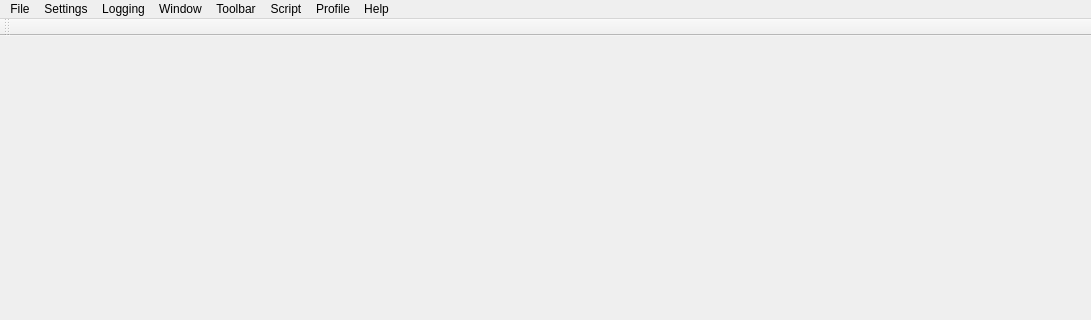
Qt form gui/mainwindow.ui (matoom/frostbite) before a commit; both pictures show x 0 to 1091 and y 0 to 320 of the 1091 by 554 pixel window.
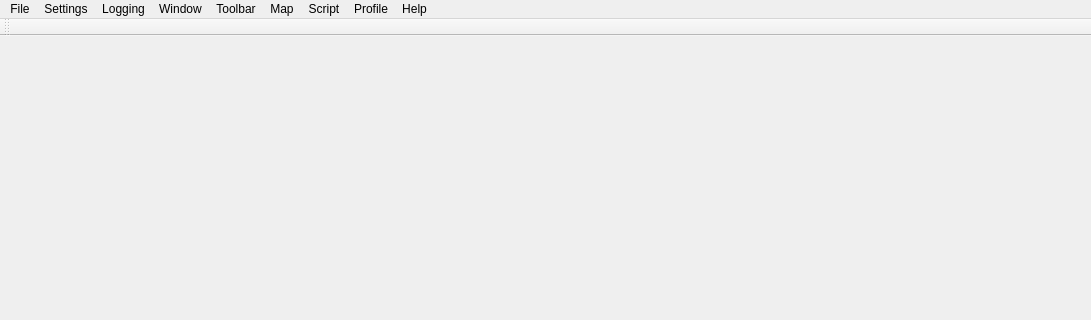
The same form after that commit. Icons and pictures are not drawn.

```diff
--- a/gui/mainwindow.ui
+++ b/gui/mainwindow.ui
@@ -253,11 +253,19 @@
     <addaction name="actionToolButtons"/>
     <addaction name="actionToolVitals"/>
    </widget>
+   <widget class="QMenu" name="menuMap">
+    <property name="title">
+     <string>Map</string>
+    </property>
+    <addaction name="actionMapReload"/>
+    <addaction name="actionMapShow"/>
+   </widget>
    <addaction name="menuFile"/>
    <addaction name="menuConfiguration"/>
    <addaction name="menuLogging"/>
    <addaction name="menuWindow"/>
    <addaction name="menuToolbar"/>
+   <addaction name="menuMap"/>
    <addaction name="menuScript"/>
    <addaction name="menuProfile"/>
    <addaction name="menuHelp"/>
```
Left out of the diff: 10 changed lines with no effect on the pictures.
